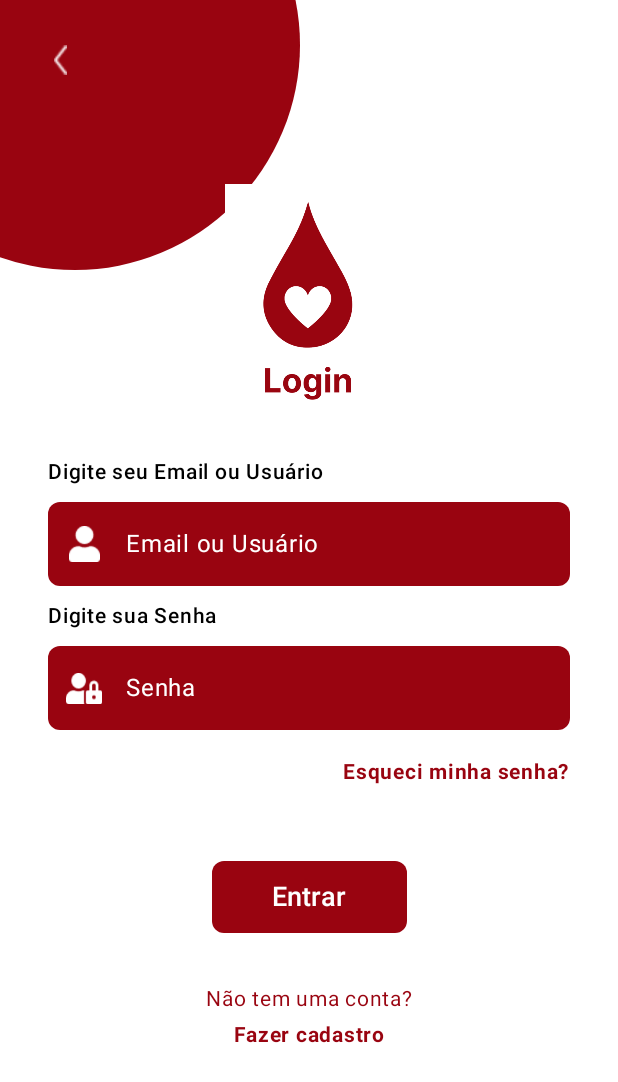
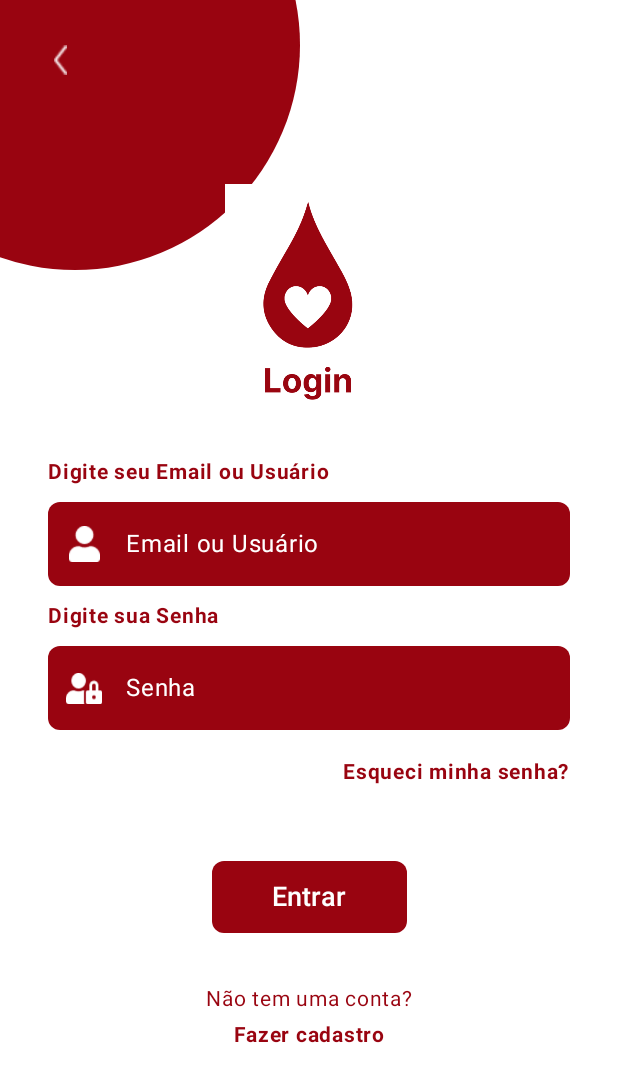
Before and after one commit to faellareis/doevida-teste, an Android app built with Jetpack Compose: the screen it shows after launch (MainActivity), after a tap on "Login", on a phone screen of 412 x 824 dp. Shown: the top 1082 px of the screen. Run offline under Robolectric (Android 15) with nearby library versions, the phone set to English and light mode, and no system bars.

Commit message:
Tela de Login OK

```diff
--- a/app/src/main/java/br/senai/sp/jandira/doevida/screens/TelaLogin.kt
+++ b/app/src/main/java/br/senai/sp/jandira/doevida/screens/TelaLogin.kt
@@ -75,8 +75,8 @@ fun TelaLogin(navController: NavController) {
             Text(
                 text = "Digite seu Email ou Usuário",
                 fontSize = 14.sp,
-                color = Color.Black,
-                fontWeight = FontWeight.SemiBold,
+                color = Color(0xFF990410),
+                fontWeight = FontWeight.Bold,
                 modifier = Modifier.align(Alignment.Start)
             )
             OutlinedTextField(
@@ -106,8 +106,8 @@ fun TelaLogin(navController: NavController) {
             Text(
                 text = "Digite sua Senha",
                 fontSize = 14.sp,
-                color = Color.Black,
-                fontWeight = FontWeight.SemiBold,
+                color = Color(0xFF990410),
+                fontWeight = FontWeight.Bold,
                 modifier = Modifier.align(Alignment.Start)
             )
             OutlinedTextField(
```
